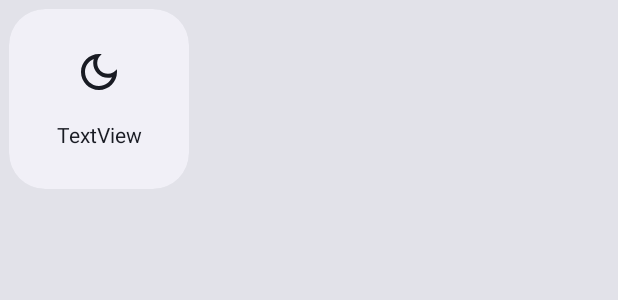
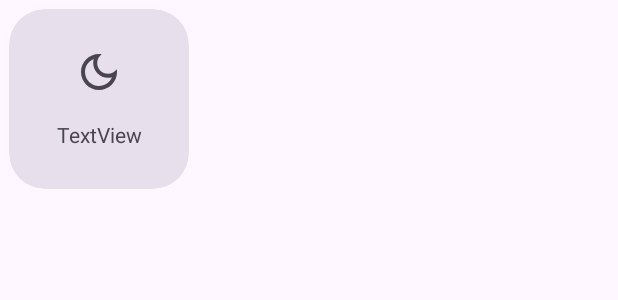
Before and after one commit to DerTyp7214/RboardThemeCreator, an Android app: the layout check_card.xml on its own in the app's theme, with its tools: preview values and no code run, on a phone screen of 412 x 824 dp. Shown: the top 300 px of the screen. Run offline under Robolectric (Android 15) with nearby library versions, the phone set to English and light mode, and no system bars.

Commit message:
styles (#3)
* lib updates

* fix style

```diff
--- a/app/src/main/java/de/dertyp7214/rboardthemecreator/components/CheckCard.kt
+++ b/app/src/main/java/de/dertyp7214/rboardthemecreator/components/CheckCard.kt
@@ -16,8 +16,8 @@ import de.dertyp7214.rboardthemecreator.core.getAttr
 class CheckCard(context: Context, attrs: AttributeSet? = null) : LinearLayout(context, attrs) {
 
     private val strokeWidth = 5.dp(context)
-    private val iconTintSelected = ColorStateList.valueOf(context.getAttr(R.attr.colorSecondary))
-    private val iconTint = ColorStateList.valueOf(context.getAttr(R.attr.colorOnSecondary))
+    private val iconTintSelected = ColorStateList.valueOf(context.getAttr(R.attr.colorPrimary))
+    private val iconTint = ColorStateList.valueOf(context.getAttr(R.attr.colorOnSurfaceVariant))
 
     private val card by lazy { findViewById<MaterialCardView>(R.id.card) }
     private val imageView by lazy { findViewById<ImageView>(R.id.icon) }
--- a/app/src/main/java/de/dertyp7214/rboardthemecreator/screens/MainActivity.kt
+++ b/app/src/main/java/de/dertyp7214/rboardthemecreator/screens/MainActivity.kt
@@ -10,6 +10,7 @@ import android.widget.ImageView
 import androidx.appcompat.app.AppCompatActivity
 import androidx.core.graphics.drawable.toBitmap
 import com.google.android.material.button.MaterialButton
+import com.google.android.material.color.DynamicColors
 import com.madrapps.pikolo.ColorPicker
 import com.madrapps.pikolo.listeners.SimpleColorSelectionListener
 import de.dertyp7214.rboardthemecreator.R
@@ -56,6 +57,7 @@ class MainActivity : AppCompatActivity() {
 
     @SuppressLint("ResourceType")
     override fun onCreate(savedInstanceState: Bundle?) {
+        DynamicColors.applyToActivityIfAvailable(this)
         super.onCreate(savedInstanceState)
         setContentView(R.layout.activity_main)
         AppStartUp(this).apply {
--- a/app/src/main/java/de/dertyp7214/rboardthemecreator/utils/ThemeUtils.kt
+++ b/app/src/main/java/de/dertyp7214/rboardthemecreator/utils/ThemeUtils.kt
@@ -80,7 +80,7 @@ object ThemeUtils {
         val colorSetA5 =
             when {
                 monet && newOs && tertiary -> context.getColor(R.color.accent_300)
-                monet && newOs -> context.getColor(R.color.accent_200)
+                monet && newOs -> context.getColor(R.color.accent_100)
                 else -> changeHSL(color, 0, 0, -10)
             }
         val colorSetA6 =
@@ -260,7 +260,7 @@ object ThemeUtils {
         val colorSetA5 =
             when {
                 monet && tertiary -> context.getColor(R.color.accent_300)
-                monet -> context.getColor(R.color.accent_200)
+                monet -> context.getColor(R.color.accent_100)
                 else -> changeHSL(color, 0, 0, -10)
             }
         val colorSetA6 =
--- a/app/src/main/res/layout/check_card.xml
+++ b/app/src/main/res/layout/check_card.xml
@@ -6,10 +6,10 @@
     android:layout_width="120dp"
     android:layout_height="120dp"
     android:layout_margin="6dp"
-    app:cardBackgroundColor="?attr/colorBackgroundFloating"
+    app:cardBackgroundColor="?attr/colorSurfaceVariant"
     app:cardCornerRadius="24dp"
     app:cardElevation="0dp"
-    app:strokeColor="?attr/colorSecondary"
+    app:strokeColor="?attr/colorPrimary"
     app:strokeWidth="0dp">
 
     <LinearLayout
@@ -22,7 +22,7 @@
             android:id="@+id/icon"
             android:layout_width="match_parent"
             android:layout_height="32dp"
-            app:tint="?attr/colorOnSecondary"
+            app:tint="?attr/colorOnSurfaceVariant"
             tools:ignore="ContentDescription"
             tools:srcCompat="@drawable/ic_dark_mode" />
 
@@ -35,7 +35,7 @@
             android:layout_width="match_parent"
             android:layout_height="wrap_content"
             android:gravity="center_horizontal"
-            android:textColor="?attr/colorOnSecondary"
+            android:textColor="?attr/colorOnSurfaceVariant"
             tools:text="TextView" />
     </LinearLayout>
 </com.google.android.material.card.MaterialCardView>
--- a/app/src/main/res/values-night-v31/colors.xml
+++ b/app/src/main/res/values-night-v31/colors.xml
@@ -1,6 +1,9 @@
 <?xml version="1.0" encoding="utf-8"?>
 <resources>
-    <color name="accent_200">@android:color/system_accent1_200</color>
+    <color name="ic_launcher_background">@android:color/system_neutral1_800</color>
+    <color name="ic_launcher_foreground">@android:color/system_accent2_100</color>
+
+    <color name="accent_100">@android:color/system_accent1_100</color>
     <color name="accent_300">@android:color/system_accent3_300</color>
     <color name="neutral_500">@android:color/system_neutral1_500</color>
 
@@ -11,9 +14,4 @@
     <color name="neutral_0">@android:color/system_neutral1_0</color>
     <color name="accent2_50">@android:color/system_accent2_50</color>
     <color name="neutral_100">@android:color/system_neutral1_100</color>
-
-    <color name="foreground">@android:color/system_neutral1_800</color>
-    <color name="ic_launcher_background">@android:color/system_neutral1_800</color>
-    <color name="ic_launcher_foreground">@android:color/system_accent2_100</color>
-
 </resources>
--- a/app/src/main/res/values-night-v31/themes.xml
+++ /dev/null
@@ -1,35 +0,0 @@
-<resources>
-    <!-- Base application theme. -->
-    <style name="Theme.RboardThemeCreator" parent="Theme.Material3.DayNight.NoActionBar">
-        <item name="android:colorBackground">@android:color/system_neutral1_900</item>
-        <item name="colorBackgroundFloating">@android:color/system_neutral1_800</item>
-
-        <item name="colorPrimary">@android:color/system_accent2_200</item>
-        <item name="colorPrimaryVariant">@android:color/system_accent2_200</item>
-        <item name="colorPrimaryContainer">@android:color/system_accent2_600</item>
-        <item name="colorOnPrimary">@android:color/system_neutral1_800</item>
-
-        <item name="colorSecondary">@android:color/system_accent2_200</item>
-        <item name="colorSecondaryVariant">@android:color/system_accent2_200</item>
-        <item name="colorSecondaryContainer">@android:color/system_accent2_600</item>
-        <item name="colorOnSecondary">@android:color/system_neutral2_50</item>
-
-        <!-- Status bar color. -->
-        <item name="android:statusBarColor">@color/foreground</item>
-        <!-- Customize your theme here. -->
-        <item name="android:navigationBarColor">@android:color/transparent</item>
-        <item name="switchStyle">@style/Widget.App.Switch</item>
-
-    </style>
-
-    <style name="Widget.App.Switch" parent="Widget.Material3.CompoundButton.Switch">
-        <item name="materialThemeOverlay">@style/ThemeOverlay.App.Switch</item>
-    </style>
-
-    <style name="ThemeOverlay.App.Switch" parent="Theme.RboardThemeCreator">
-        <item name="colorPrimary">@android:color/system_accent2_200</item>
-        <item name="colorPrimaryContainer">@android:color/system_accent2_600</item>
-        <item name="colorOnSurface">@android:color/system_neutral1_100</item>
-        <item name="colorOutline">@android:color/system_neutral2_400</item>
-    </style>
-</resources>
--- a/app/src/main/res/values-night/colors.xml
+++ b/app/src/main/res/values-night/colors.xml
@@ -1,20 +1,5 @@
 <?xml version="1.0" encoding="utf-8"?>
 <resources>
-    <color name="app_background">#000000</color>
-    <color name="background">#000000</color>
-    <color name="foreground">#1c1c1c</color>
-    <color name="accent">#7AACFF</color>
-    <color name="accent_2">#c7dcff</color>
-    <color name="md3">#363636</color>
-    <color name="switch_thumb">#404040</color>
-    <color name="switch_track">#8f8f8f</color>
-    <color name="background_icon">#183A71</color>
-    <color name="foreground_icon">#7AACFF</color>
-    <color name="text">#ffffff</color>
-    <color name="white">#ffffff</color>
-    <color name="black">#ffffff</color>
-    <color name="transparentBlack">#80000000</color>
     <color name="ic_launcher_background">#362A33</color>
     <color name="ic_launcher_foreground">#ffffff</color>
-
 </resources>
--- a/app/src/main/res/values-night/themes.xml
+++ /dev/null
@@ -1,34 +0,0 @@
-<resources>
-    <!-- Base application theme. -->
-    <style name="Theme.RboardThemeCreator" parent="Theme.Material3.DayNight.NoActionBar">
-        <item name="android:colorBackground">@color/app_background</item>
-        <item name="colorBackgroundFloating">@color/foreground</item>
-        <!-- Primary brand color. -->
-        <item name="colorPrimary">@color/accent</item>
-        <item name="colorPrimaryVariant">@color/accent</item>
-        <item name="colorPrimaryContainer">@color/accent_2</item>
-        <item name="colorOnPrimary">@color/text</item>
-
-        <item name="colorSecondary">@color/accent</item>
-        <item name="colorSecondaryVariant">@color/accent</item>
-        <item name="colorSecondaryContainer">@color/md3</item>
-        <item name="colorOnSecondary">@color/text</item>
-        <!-- Status bar color. -->
-        <item name="android:statusBarColor">@color/foreground</item>
-        <!-- Customize your theme here. -->
-        <item name="android:navigationBarColor">@android:color/black</item>
-        <item name="switchStyle">@style/Widget.App.Switch</item>
-
-    </style>
-
-    <style name="Widget.App.Switch" parent="Widget.Material3.CompoundButton.Switch">
-        <item name="materialThemeOverlay">@style/ThemeOverlay.App.Switch</item>
-    </style>
-
-    <style name="ThemeOverlay.App.Switch" parent="Theme.RboardThemeCreator">
-        <item name="colorPrimary">@color/accent_2</item>
-        <item name="colorPrimaryContainer">@color/accent</item>
-        <item name="colorOnSurface">@color/switch_track</item>
-        <item name="colorOutline">@color/switch_thumb</item>
-    </style>
-</resources>
--- a/app/src/main/res/values-v31/styles.xml
+++ /dev/null
@@ -1,29 +0,0 @@
-<resources>
-
-    <style name="Dialog.RboardThemeCreator.MaterialAlertDialog" parent="@style/ThemeOverlay.Material3.MaterialAlertDialog">
-        <item name="shapeAppearanceOverlay">@style/ShapeAppearanceOverlay.MyApp.Dialog.Rounded
-        </item>
-    </style>
-
-    <style name="ShapeAppearanceOverlay.MyApp.Dialog.Rounded" parent="">
-        <item name="cornerFamily">rounded</item>
-        <item name="cornerSize">@dimen/roundCorners</item>
-    </style>
-
-    <style name="Widget.MaterialComponents.CompoundButton.Switch" parent="Widget.AppCompat.CompoundButton.Switch">
-        <item name="enforceMaterialTheme">true</item>
-        <item name="useMaterialThemeColors">true</item>
-        <item name="android:minWidth">?attr/minTouchTargetSize</item>
-        <item name="android:minHeight">?attr/minTouchTargetSize</item>
-    </style>
-
-    <style name="Base.Widget.Material3.CompoundButton.Switch" parent="Widget.MaterialComponents.CompoundButton.Switch">
-        <!-- Inherit default text color since the component doesn't draw a surface. -->
-        <item name="android:textAppearance">?attr/textAppearanceBodyMedium</item>
-        <item name="thumbTint">@color/m3_switch_thumb_tint</item>
-        <item name="trackTint">@color/m3_switch_track_tint</item>
-        <item name="trackTintMode">src_in</item>
-    </style>
-
-    <style name="Widget.Material3.CompoundButton.Switch" parent="Base.Widget.Material3.CompoundButton.Switch" />
-</resources>
--- a/app/src/main/res/values-v31/themes.xml
+++ /dev/null
@@ -1,37 +0,0 @@
-<resources>
-    <!-- Base application theme. -->
-    <style name="Theme.RboardThemeCreator" parent="Theme.Material3.DayNight.NoActionBar">
-        <item name="android:colorBackground">@android:color/system_neutral1_100</item>
-        <item name="colorBackgroundFloating">@android:color/system_neutral1_50</item>
-        <item name="android:windowLightStatusBar">true</item>
-
-        <item name="colorPrimary">@android:color/system_accent1_600</item>
-        <item name="colorPrimaryVariant">@android:color/system_accent1_600</item>
-        <item name="colorPrimaryContainer">@android:color/system_accent2_100</item>
-        <item name="colorOnPrimary">@android:color/system_neutral1_50</item>
-
-        <item name="colorSecondary">@android:color/system_accent1_600</item>
-        <item name="colorSecondaryVariant">@android:color/system_accent1_600</item>
-        <item name="colorSecondaryContainer">@android:color/system_accent2_100</item>
-        <item name="colorOnSecondary">@android:color/system_neutral2_900</item>
-
-        <!-- Status bar color. -->
-        <item name="android:statusBarColor">@color/foreground</item>
-        <!-- Customize your theme here. -->
-        <item name="android:navigationBarColor">@android:color/system_neutral1_50</item>
-
-        <item name="switchStyle">@style/Widget.App.Switch</item>
-
-    </style>
-
-    <style name="Widget.App.Switch" parent="Widget.Material3.CompoundButton.Switch">
-        <item name="materialThemeOverlay">@style/ThemeOverlay.App.Switch</item>
-    </style>
-
-    <style name="ThemeOverlay.App.Switch" parent="Theme.RboardThemeCreator">
-        <item name="colorPrimary">@android:color/system_accent2_600</item>
-        <item name="colorPrimaryContainer">@android:color/system_accent2_200</item>
-        <item name="colorOnSurface">@android:color/system_neutral1_100</item>
-        <item name="colorOutline">@android:color/system_neutral2_400</item>
-    </style>
-</resources>
--- a/app/src/main/res/values/colors.xml
+++ b/app/src/main/res/values/colors.xml
@@ -1,24 +1,8 @@
 <?xml version="1.0" encoding="utf-8"?>
 <resources>
-    <color name="background">#ffffff</color>
-    <color name="app_background">#F5F5F5</color>
-    <color name="foreground">#ffffff</color>
-    <color name="accent">#7AACFF</color>
-    <color name="accent_2">#c7dcff</color>
-    <color name="md3">#e5e5e5</color>
-    <color name="switch_thumb">#dbdbdb</color>
-    <color name="switch_track">#8c8c8c</color>
-    <color name="background_icon">#7AACFF</color>
-    <color name="foreground_icon">#183A71</color>
-    <color name="text">#000000</color>
-    <color name="white">#ffffff</color>
-    <color name="black">#000000</color>
-    <color name="transparentBlack">#80000000</color>
-    <color name="light_blue_50">#FFE1F5FE</color>
-    <color name="light_blue_200">#FF81D4FA</color>
-    <color name="light_blue_900">#FF01579B</color>
     <color name="ic_launcher_background">#362A33</color>
     <color name="ic_launcher_foreground">#ffffff</color>
+
     <color name="theme_amoled_background">#000000</color>
     <color name="theme_amoled_key_background">#222222</color>
     <color name="theme_amoled_dark_key_background">#303030</color>
--- a/app/src/main/res/values/styles.xml
+++ b/app/src/main/res/values/styles.xml
@@ -9,21 +9,4 @@
         <item name="cornerFamily">rounded</item>
         <item name="cornerSize">@dimen/roundCorners</item>
     </style>
-
-    <style name="Widget.MaterialComponents.CompoundButton.Switch" parent="Widget.AppCompat.CompoundButton.Switch">
-        <item name="enforceMaterialTheme">true</item>
-        <item name="useMaterialThemeColors">true</item>
-        <item name="android:minWidth">?attr/minTouchTargetSize</item>
-        <item name="android:minHeight">?attr/minTouchTargetSize</item>
-    </style>
-
-    <style name="Base.Widget.Material3.CompoundButton.Switch" parent="Widget.MaterialComponents.CompoundButton.Switch">
-        <!-- Inherit default text color since the component doesn't draw a surface. -->
-        <item name="android:textAppearance">?attr/textAppearanceBodyMedium</item>
-        <item name="thumbTint">@color/m3_switch_thumb_tint</item>
-        <item name="trackTint">@color/m3_switch_track_tint</item>
-        <item name="trackTintMode">src_in</item>
-    </style>
-
-    <style name="Widget.Material3.CompoundButton.Switch" parent="Base.Widget.Material3.CompoundButton.Switch" />
 </resources>
--- a/app/src/main/res/values/themes.xml
+++ b/app/src/main/res/values/themes.xml
@@ -1,35 +1,13 @@
 <resources>
     <!-- Base application theme. -->
     <style name="Theme.RboardThemeCreator" parent="Theme.Material3.DayNight.NoActionBar">
-        <item name="android:colorBackground">@color/app_background</item>
-        <item name="colorBackgroundFloating">@color/foreground</item>
-        <item name="android:windowLightStatusBar">true</item>
-        <!-- Primary brand color. -->
-        <item name="colorPrimary">@color/accent</item>
-        <item name="colorPrimaryVariant">@color/accent</item>
-        <item name="colorPrimaryContainer">@color/accent_2</item>
-        <item name="colorOnPrimary">@color/text</item>
+        <item name="android:windowLightStatusBar">?attr/isLightTheme</item>
 
-        <item name="colorSecondary">@color/accent</item>
-        <item name="colorSecondaryVariant">@color/accent</item>
-        <item name="colorSecondaryContainer">@color/md3</item>
-        <item name="colorOnSecondary">@color/text</item>
-        <!-- Status bar color. -->
-        <item name="android:statusBarColor">@color/foreground</item>
-        <!-- Customize your theme here. -->
-        <item name="android:navigationBarColor">@android:color/black</item>
-        <item name="switchStyle">@style/Widget.App.Switch</item>
+        <item name="android:statusBarColor">?android:attr/colorBackground</item>
+        <item name="android:navigationBarColor">@android:color/transparent</item>
 
-    </style>
-
-    <style name="Widget.App.Switch" parent="Widget.Material3.CompoundButton.Switch">
-        <item name="materialThemeOverlay">@style/ThemeOverlay.App.Switch</item>
-    </style>
-
-    <style name="ThemeOverlay.App.Switch" parent="Theme.RboardThemeCreator">
-        <item name="colorPrimary">@color/accent_2</item>
-        <item name="colorPrimaryContainer">@color/accent</item>
-        <item name="colorOnSurface">@color/switch_track</item>
-        <item name="colorOutline">@color/switch_thumb</item>
+        <item name="materialAlertDialogTheme">
+            @style/Dialog.RboardThemeCreator.MaterialAlertDialog
+        </item>
     </style>
 </resources>
```
Also changed, not shown: app/build.gradle.kts (+9 -8 lines), app/src/main/java/de/dertyp7214/rboardthemecreator/core/Activity.kt (+5 -5 lines), app/src/main/res/values-v31/colors.xml (+1 -19 lines).
